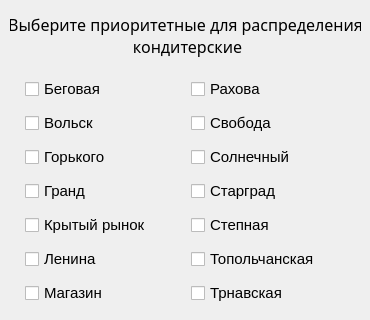
Old version of the form ui/DialogPrioritet.ui in the repository PavelZagumenkin/Malina_Orders_v1; both pictures show x 0 to 370 and y 0 to 320 of the 370 by 600 pixel window.
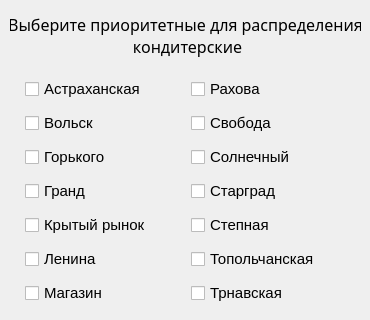
New version of the form.

```diff
--- a/ui/DialogPrioritet.ui
+++ b/ui/DialogPrioritet.ui
@@ -70,7 +70,7 @@
        </font>
       </property>
       <property name="text">
-       <string>Беговая</string>
+       <string>Астраханская</string>
       </property>
       <property name="checked">
        <bool>false</bool>
```
Left out of the diff: 2 changed lines with no effect on the pictures.
